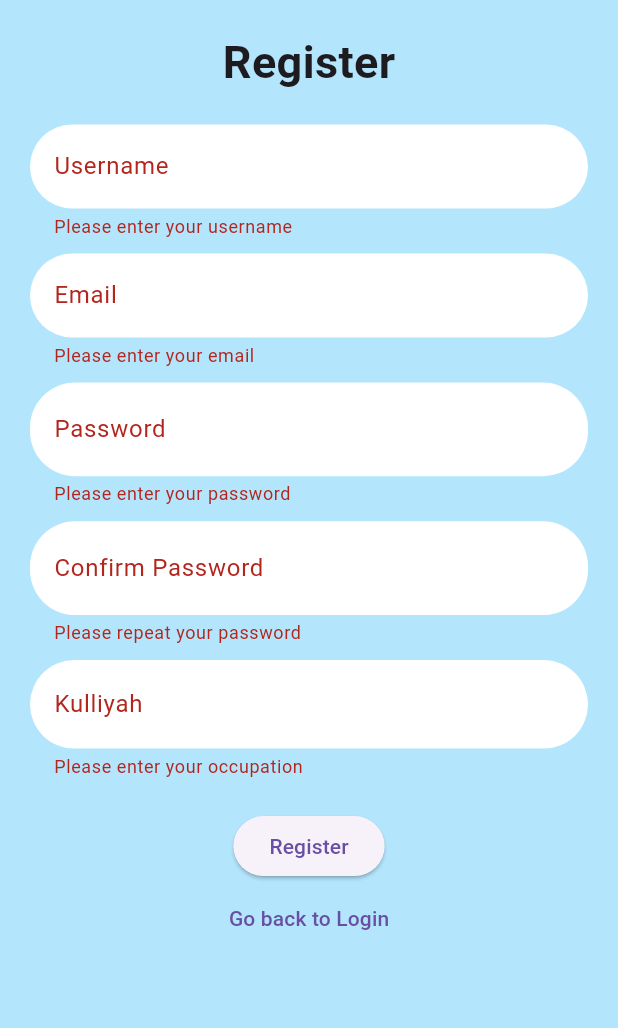
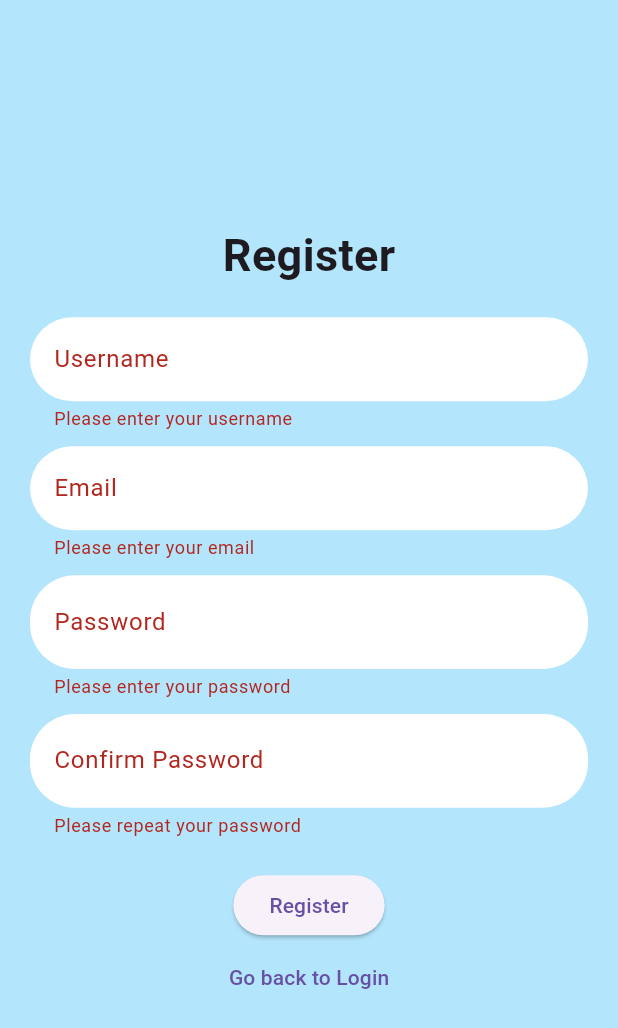
Before and after one commit to QHanif/iStarpoint, a Flutter app: the RegisterPage screen opened by its route, after a tap on "Register", on a phone screen of 412 x 824 dp. Shown: the top 1028 px of the screen. Run offline on Flutter 3.47's test engine with Material 3 defaults, Android fonts, the phone set to English and light mode, and no system bars; our stand-ins replace firebase_auth, firebase_core, google_maps_flutter, image_picker, qr_flutter; missing offline and left inert: flutter_barcode_scanner; accounts and stored records are empty; network calls fail.

Commit message:
Revert "Merge branch 'qoys' into zaidi"
This reverts commit 015bdc678af98c62221ef26d534c47ee8241f6f5, reversing
changes made to a51dad6bbed55bef71a68c4cf939499b8b8eab0f.

```diff
--- a/lib/main.dart
+++ b/lib/main.dart
@@ -1,7 +1,6 @@
 import 'dart:io';
 
 import 'package:iStarpoint/pages/voucherqrpage.dart';
-import 'package:iStarpoint/qrscanner/qrscanner.dart';
 import 'package:iStarpoint/widgettree.dart';
 //qoys
 
@@ -42,7 +41,6 @@ class MyApp extends StatelessWidget {
                   ModalRoute.of(context)!.settings.arguments as int? ?? 0,
             ),
         '/voucherqrpage': (context) => VoucherQrPage(),
-        '/qrscanner': (context) => QrScanner(),
       },
       debugShowCheckedModeBanner: false,
       theme: ThemeData(
--- a/lib/pages/profilepage.dart
+++ b/lib/pages/profilepage.dart
@@ -14,7 +14,7 @@ class ProfilePage extends StatelessWidget {
         backgroundColor: Colors.purple[300],
         title: Text('Profile Page'),
       ),
-      body: Center(
+      body:  Center(
         child: Column(
           mainAxisAlignment: MainAxisAlignment.center,
           children: <Widget>[
@@ -39,7 +39,7 @@ class ProfilePage extends StatelessWidget {
               borderRadius: BorderRadius.circular(20.0),
             ),
               child: Text(
-                'Email:  ${user?.email ?? ''}',
+                'Email:  ${user?.email?? ''}',
                   style: TextStyle(
                   fontSize: 20.0,
                   fontWeight: FontWeight.bold, // Make the text bold
--- a/lib/pages/registerscreen.dart
+++ b/lib/pages/registerscreen.dart
@@ -2,8 +2,6 @@
 
 import 'package:flutter/material.dart';
 import 'package:firebase_auth/firebase_auth.dart';
-import 'package:cloud_firestore/cloud_firestore.dart';
-
 import '../auth.dart';
 import '../util/validate.dart';
 
@@ -22,7 +20,6 @@ class _RegisterPageState extends State<RegisterPage> {
   final TextEditingController _controllerPassword = TextEditingController();
   final TextEditingController _controllerConfirmPassword =
       TextEditingController();
-  final TextEditingController _kulliyyahController = TextEditingController();
 
   bool _isHiddenPassword = true;
 
@@ -39,7 +36,6 @@ class _RegisterPageState extends State<RegisterPage> {
         password: _controllerPassword.text,
         username: _controllerUsername.text,
       );
-
       // Registration successful, show a dialog
       // ignore: use_build_context_synchronously
       showDialog(
@@ -76,14 +72,12 @@ class _RegisterPageState extends State<RegisterPage> {
   }
 
   final _formKey = GlobalKey<FormState>();
-  final User? user = Auth().currentUser;
 
   @override
   Widget build(BuildContext context) {
     return Scaffold(
       backgroundColor: Colors.lightBlue[100],
-      body: SingleChildScrollView(
-        child: Container(
+      body: Container(
         padding: const EdgeInsets.all(20.0),
         child: Form(
           key: _formKey,
@@ -104,8 +98,8 @@ class _RegisterPageState extends State<RegisterPage> {
                   labelText: 'Username',
                   border: OutlineInputBorder(
                     borderSide: BorderSide.none, // Make the border disappear
-                      borderRadius: BorderRadius.circular(
-                          30.0), // Keep the border rounded
+                    borderRadius:
+                        BorderRadius.circular(30.0), // Keep the border rounded
                   ),
                 ),
               ),
@@ -119,8 +113,8 @@ class _RegisterPageState extends State<RegisterPage> {
                   labelText: 'Email',
                   border: OutlineInputBorder(
                     borderSide: BorderSide.none, // Make the border disappear
-                      borderRadius: BorderRadius.circular(
-                          30.0), // Keep the border rounded
+                    borderRadius:
+                        BorderRadius.circular(30.0), // Keep the border rounded
                   ),
                 ),
               ),
@@ -143,8 +137,8 @@ class _RegisterPageState extends State<RegisterPage> {
                   ),
                   border: OutlineInputBorder(
                     borderSide: BorderSide.none, // Make the border disappear
-                      borderRadius: BorderRadius.circular(
-                          30.0), // Keep the border rounded
+                    borderRadius:
+                        BorderRadius.circular(30.0), // Keep the border rounded
                   ),
                 ),
               ),
@@ -170,65 +164,17 @@ class _RegisterPageState extends State<RegisterPage> {
                   ),
                   border: OutlineInputBorder(
                     borderSide: BorderSide.none, // Make the border disappear
-                      borderRadius: BorderRadius.circular(
-                          30.0), // Keep the border rounded
+                    borderRadius:
+                        BorderRadius.circular(30.0), // Keep the border rounded
                   ),
                 ),
-                ),
-                const SizedBox(height: 10.0),
-                //occupation
-                TextFormField(
-                  style: const TextStyle(fontSize: 18),
-                  controller: _kulliyyahController,
-                  decoration: InputDecoration(
-                    fillColor: Colors.white, // Set the fill color to white
-                    filled: true, // Enable fill color
-                    labelText: 'Kulliyah',
-                    border: OutlineInputBorder(
-                      borderSide: BorderSide.none, // Make the border disappear
-                      borderRadius: BorderRadius.circular(
-                          30.0), // Keep the border rounded
-                    ),
-                  ),
-
-                  //validator
-                  validator: (value) {
-                    if (value == null || value.isEmpty) {
-                      return 'Please enter your occupation';
-                    }
-                    return null;
-                  },
               ),
               Text(errorMessage == '' ? '' : 'Hmm ? $errorMessage',
                   style: const TextStyle(color: Colors.red)),
               ElevatedButton(
-                  onPressed: () async {
+                onPressed: () {
                   if (_formKey.currentState!.validate()) {
-                      await createUserWithEmailAndPassword();
-
-                      try {
-                        Map<String, dynamic> userData = {
-                          'Email': _controllerEmail.text,
-                          'Kulliyyah': _kulliyyahController.text,
-                          'Starpoints': 0,
-                        };
-                        await DatabaseMethods().register(userData);
-
-                        // Showing Snack Bar
-                        ScaffoldMessenger.of(context).showSnackBar(
-                          const SnackBar(
-                            content: Text('Account Created Successfully'),
-                            duration: Duration(seconds: 2),
-                          ),
-                        );
-
-                        // Wait for 3 seconds and then navigate back
-                        Future.delayed(const Duration(seconds: 2), () {
-                          Navigator.pop(context);
-                        });
-                      } catch (e) {
-                        print('Error creating account: $e');
-                      }
+                    createUserWithEmailAndPassword();
                   }
                 },
                 child: const Text('Register'),
@@ -243,16 +189,6 @@ class _RegisterPageState extends State<RegisterPage> {
           ),
         ),
       ),
-      ),
     );
   }
 }
-
-class DatabaseMethods {
-  Future register(Map<String, dynamic> userData) async {
-    return await FirebaseFirestore.instance
-        .collection('Users')
-        .doc()
-        .set(userData);
-  }
-}
--- a/lib/pages/voucherqrpage.dart
+++ b/lib/pages/voucherqrpage.dart
@@ -1,5 +1,4 @@
 import 'package:flutter/material.dart';
-import 'package:iStarpoint/qrscanner/qrscanner.dart';
 import 'package:qr_flutter/qr_flutter.dart';
 
 class VoucherQrPage extends StatelessWidget {
@@ -43,14 +42,6 @@ class VoucherQrPage extends StatelessWidget {
               size: 200.0,
             ),
           ),
-          ElevatedButton(
-              onPressed: () {
-                Navigator.push(
-                  context,
-                  MaterialPageRoute(builder: (context) => QrScanner()),
-                );
-              },
-              child: const Text('qrscanner'))
         ],
       ),
     );
--- a/pubspec.yaml
+++ b/pubspec.yaml
@@ -39,8 +39,6 @@ dependencies:
   image_picker: ^1.0.7
   qr_flutter: ^4.0.0
   flutter_barcode_scanner: ^2.0.0
-  cloud_firestore: ^4.14.0
-  intl: ^0.19.0
 
 dev_dependencies:
   flutter_test:
```
Also changed, not shown: pubspec.lock. Lines whose indentation alone changed are shown as unchanged.
